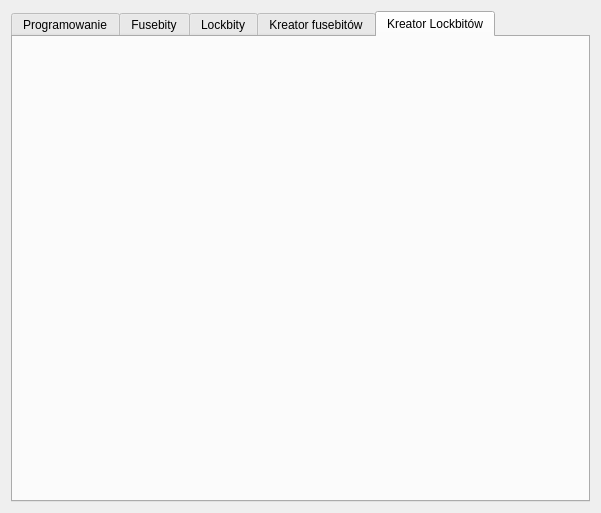
First picture: the form in maindialog.ui, repository ttomek32/tmfavrcalculator, before the edit.
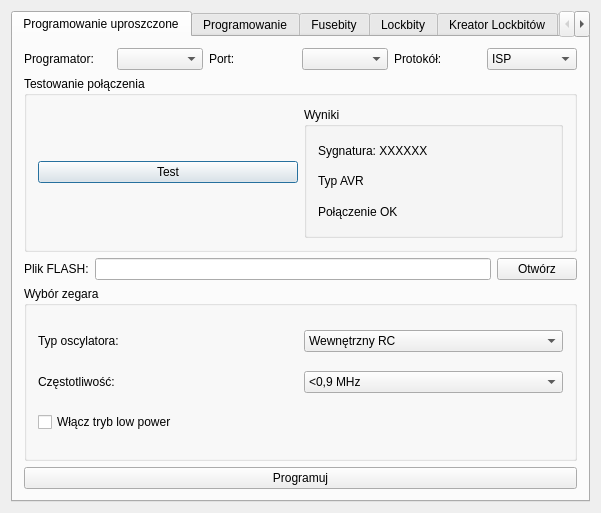
Second picture: the form after the edit. The open tabs and pages were chosen to show the change.

Commit message: Dodałem zakładkę uproszczonego programowania + poprawiłem kilka etykiet.

Patch:
```diff
--- a/maindialog.ui
+++ b/maindialog.ui
@@ -19,6 +19,277 @@
      <property name="currentIndex">
       <number>2</number>
      </property>
+     <widget class="QWidget" name="SimplifiedProgrammingTab">
+      <attribute name="title">
+       <string>Programowanie uproszczone</string>
+      </attribute>
+      <layout class="QGridLayout" name="gridLayout_7">
+       <item row="0" column="0">
+        <layout class="QHBoxLayout" name="horizontalLayout_9">
+         <item>
+          <widget class="QLabel" name="ProgramatorLBL">
+           <property name="text">
+            <string>Programator:</string>
+           </property>
+          </widget>
+         </item>
+         <item>
+          <widget class="QComboBox" name="ProgrammerCB">
+           <property name="toolTip">
+            <string>Wybierz typ posiadanego programatora.</string>
+           </property>
+          </widget>
+         </item>
+         <item>
+          <widget class="QLabel" name="PortLBL">
+           <property name="text">
+            <string>Port:</string>
+           </property>
+          </widget>
+         </item>
+         <item>
+          <widget class="QComboBox" name="PortCB">
+           <property name="toolTip">
+            <string>Do jakiego portu jest podłączony programator?</string>
+           </property>
+          </widget>
+         </item>
+         <item>
+          <widget class="QLabel" name="ProtocolLBL">
+           <property name="text">
+            <string>Protokół:</string>
+           </property>
+          </widget>
+         </item>
+         <item>
+          <widget class="QComboBox" name="ProtocolCB">
+           <property name="toolTip">
+            <string>Jaki protokół wykorzystać do programowania?</string>
+           </property>
+           <item>
+            <property name="text">
+             <string>ISP</string>
+            </property>
+           </item>
+           <item>
+            <property name="text">
+             <string>JTAG</string>
+            </property>
+           </item>
+           <item>
+            <property name="text">
+             <string>PDI</string>
+            </property>
+           </item>
+           <item>
+            <property name="text">
+             <string>debugWire</string>
+            </property>
+           </item>
+          </widget>
+         </item>
+        </layout>
+       </item>
+       <item row="1" column="0">
+        <layout class="QHBoxLayout" name="horizontalLayout_10">
+         <item>
+          <widget class="QGroupBox" name="groupBox">
+           <property name="title">
+            <string>Testowanie połączenia</string>
+           </property>
+           <layout class="QGridLayout" name="gridLayout_8">
+            <item row="0" column="0">
+             <layout class="QHBoxLayout" name="horizontalLayout_12">
+              <item>
+               <widget class="QPushButton" name="ConnectionTestBtn">
+                <property name="toolTip">
+                 <string>Testuje poprawność połączenia z AVR. Odczytana sygnatura umożliwia autodetekcję CPU</string>
+                </property>
+                <property name="text">
+                 <string>Test</string>
+                </property>
+               </widget>
+              </item>
+              <item>
+               <widget class="QGroupBox" name="groupBox_2">
+                <property name="title">
+                 <string>Wyniki</string>
+                </property>
+                <layout class="QGridLayout" name="gridLayout_9">
+                 <item row="0" column="0">
+                  <layout class="QVBoxLayout" name="verticalLayout">
+                   <item>
+                    <widget class="QLabel" name="AVRSignatureLBL">
+                     <property name="text">
+                      <string>Sygnatura: XXXXXX</string>
+                     </property>
+                    </widget>
+                   </item>
+                  </layout>
+                 </item>
+                 <item row="1" column="0">
+                  <widget class="QLabel" name="AVRTypeLBL">
+                   <property name="text">
+                    <string>Typ AVR</string>
+                   </property>
+                  </widget>
+                 </item>
+                 <item row="2" column="0">
+                  <widget class="QLabel" name="ConnectionOk">
+                   <property name="text">
+                    <string>Połączenie OK</string>
+                   </property>
+                  </widget>
+                 </item>
+                </layout>
+               </widget>
+              </item>
+             </layout>
+            </item>
+           </layout>
+          </widget>
+         </item>
+        </layout>
+       </item>
+       <item row="2" column="0">
+        <layout class="QHBoxLayout" name="horizontalLayout_11">
+         <item>
+          <widget class="QLabel" name="FLASHFileLBL">
+           <property name="text">
+            <string>Plik FLASH:</string>
+           </property>
+          </widget>
+         </item>
+         <item>
+          <widget class="QLineEdit" name="FLASHFileSimp"/>
+         </item>
+         <item>
+          <widget class="QPushButton" name="FLASHFileSimpOpenBtn">
+           <property name="toolTip">
+            <string>Otwórz plik programu (w formacie Intel HEX). Towarzyszący mu plik z zawartością EEPROM zostanie odczytany automatycznie.</string>
+           </property>
+           <property name="text">
+            <string>Otwórz</string>
+           </property>
+          </widget>
+         </item>
+        </layout>
+       </item>
+       <item row="3" column="0">
+        <layout class="QHBoxLayout" name="horizontalLayout_13">
+         <item>
+          <widget class="QGroupBox" name="groupBox_3">
+           <property name="title">
+            <string>Wybór zegara</string>
+           </property>
+           <layout class="QGridLayout" name="gridLayout_10">
+            <item row="0" column="0">
+             <layout class="QVBoxLayout" name="verticalLayout_2">
+              <item>
+               <layout class="QHBoxLayout" name="horizontalLayout_14">
+                <item>
+                 <widget class="QLabel" name="OscillatorTypeLBL">
+                  <property name="text">
+                   <string>Typ oscylatora:</string>
+                  </property>
+                 </widget>
+                </item>
+               </layout>
+              </item>
+             </layout>
+            </item>
+            <item row="0" column="1">
+             <widget class="QComboBox" name="OscillatorTypeCB">
+              <item>
+               <property name="text">
+                <string>Wewnętrzny RC</string>
+               </property>
+              </item>
+              <item>
+               <property name="text">
+                <string>Ceramiczny</string>
+               </property>
+              </item>
+              <item>
+               <property name="text">
+                <string>Kwarcowy</string>
+               </property>
+              </item>
+              <item>
+               <property name="text">
+                <string>Zewnętrzny do wejścia XTAL1</string>
+               </property>
+              </item>
+             </widget>
+            </item>
+            <item row="1" column="0">
+             <widget class="QLabel" name="OscFreqLBL">
+              <property name="text">
+               <string>Częstotliwość:</string>
+              </property>
+             </widget>
+            </item>
+            <item row="1" column="1">
+             <widget class="QComboBox" name="OscFreqCB">
+              <item>
+               <property name="text">
+                <string>&lt;0,9 MHz</string>
+               </property>
+              </item>
+              <item>
+               <property name="text">
+                <string>0,9-3 MHz</string>
+               </property>
+              </item>
+              <item>
+               <property name="text">
+                <string>3-8 MHz</string>
+               </property>
+              </item>
+              <item>
+               <property name="text">
+                <string>&gt;8 MHz</string>
+               </property>
+              </item>
+             </widget>
+            </item>
+            <item row="2" column="0">
+             <widget class="QCheckBox" name="LowPowerOscCBox">
+              <property name="toolTip">
+               <string>Włącza tryb o niskim poborze energii (CKOPT niezaprogramowany). Stosowany wyłącznie dla częstotliwości &lt;8 MHz.</string>
+              </property>
+              <property name="statusTip">
+               <string/>
+              </property>
+              <property name="whatsThis">
+               <string/>
+              </property>
+              <property name="text">
+               <string>Włącz tryb low power</string>
+              </property>
+             </widget>
+            </item>
+           </layout>
+          </widget>
+         </item>
+        </layout>
+       </item>
+       <item row="4" column="0">
+        <layout class="QHBoxLayout" name="horizontalLayout_15">
+         <item>
+          <widget class="QPushButton" name="SimpProgrammBtn">
+           <property name="toolTip">
+            <string>Programuj i weryfikuj.</string>
+           </property>
+           <property name="text">
+            <string>Programuj</string>
+           </property>
+          </widget>
+         </item>
+        </layout>
+       </item>
+      </layout>
+     </widget>
      <widget class="QWidget" name="MainTab">
       <attribute name="title">
        <string>Programowanie</string>
@@ -267,16 +538,64 @@
        </item>
       </layout>
      </widget>
-     <widget class="QWidget" name="FusebitWizzardTab">
-      <attribute name="title">
-       <string>Kreator fusebitów</string>
-      </attribute>
-     </widget>
      <widget class="QWidget" name="LockbitWizzardTab">
       <attribute name="title">
        <string>Kreator Lockbitów</string>
       </attribute>
      </widget>
+     <widget class="QWidget" name="SetUpTab">
+      <attribute name="title">
+       <string>SetUp</string>
+      </attribute>
+      <layout class="QGridLayout" name="gridLayout_11">
+       <item row="0" column="0">
+        <layout class="QHBoxLayout" name="horizontalLayout_16">
+         <item>
+          <widget class="QLabel" name="AVRDudePathLBL">
+           <property name="text">
+            <string>Ścieżka do AVR Dude:</string>
+           </property>
+          </widget>
+         </item>
+         <item>
+          <widget class="QLineEdit" name="AVRDudePath"/>
+         </item>
+         <item>
+          <widget class="QPushButton" name="AVRDudePathSeBtn">
+           <property name="text">
+            <string>Ustaw</string>
+           </property>
+          </widget>
+         </item>
+        </layout>
+       </item>
+       <item row="1" column="0">
+        <layout class="QHBoxLayout" name="horizontalLayout_17">
+         <item>
+          <widget class="QCheckBox" name="SetUpOnlySimplifierView">
+           <property name="toolTip">
+            <string>Ukrywa zakładki i opcje zaawansowane i niekoniecznie potrzebne.</string>
+           </property>
+           <property name="text">
+            <string>Wyświetlaj tylko opcje uproszczone (bezpieczne)</string>
+           </property>
+          </widget>
+         </item>
+        </layout>
+       </item>
+       <item row="2" column="0">
+        <layout class="QHBoxLayout" name="horizontalLayout_18">
+         <item>
+          <widget class="QCheckBox" name="AVRDudeShowResultsOnError">
+           <property name="text">
+            <string>Pokaż okienko AVRDude jeśli wystąpi błąd</string>
+           </property>
+          </widget>
+         </item>
+        </layout>
+       </item>
+      </layout>
+     </widget>
     </widget>
    </item>
   </layout>
```
Left out of the diff: 4 changed lines with no effect on the pictures. The commit also changes 1 other file.
